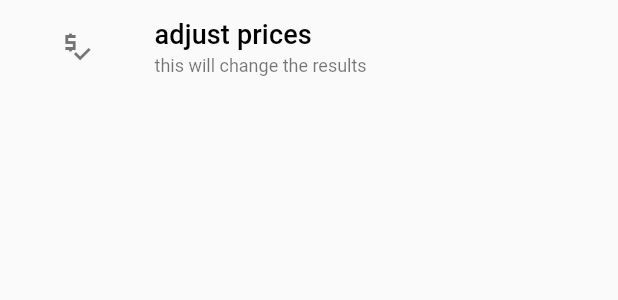
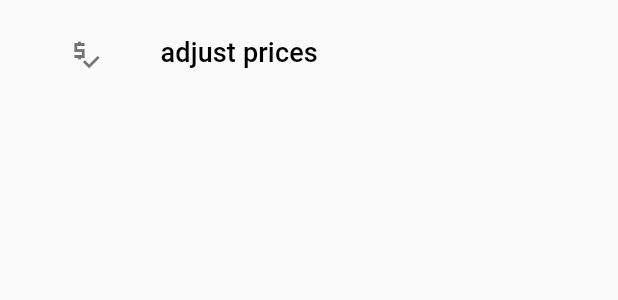
Before and after one commit to IVIrHAHA1/SimpleWindowCalculator, a Flutter app: the ExpandableListTile widget shown alone on an empty page, opened directly, on a phone screen of 412 x 824 dp. Shown: the top 300 px of the screen. Run offline on Flutter 3.47's test engine with Material 2 defaults, Android fonts, the phone set to English and light mode, and no system bars; our stand-ins replace image_picker, shared_preferences, sqflite; missing offline and left inert: common_tools, flutter_picker; accounts and stored records are empty.

Commit message:
Settings: Settings formatting is good to go, just need to wire up currency symbol and about page

```diff
--- a/lib/Routes/SettingsRoute.dart
+++ b/lib/Routes/SettingsRoute.dart
@@ -79,32 +79,31 @@ class _SettingsPageState extends State<SettingsPage> {
             // adjusting prices
             ExpandableListTile(
               title: Text('adjust prices'),
-              subtitle: Text('this will change the results'),
               icon: Icon(
                 Icons.price_check_sharp,
                 color: Colors.black54,
               ),
-              embeddedChild: TechDetails(),
+              embeddedChild: Padding(
+                padding: const EdgeInsets.only(
+                  left: 24.0,
+                  right: 8.0,
+                ),
+                child: TechDetails(),
+              ),
             ),
 
             // change currency symbol
             ExpandableListTile(
               title: Text('change currency symbol'),
-              subtitle: Text('this will change the results'),
-              icon: Text(
-                '\$',
-                style: Theme.of(context).textTheme.headline5.copyWith(
+              icon: Icon(
+                Icons.money_rounded,
                 color: Colors.black54,
               ),
-              ),
               childHeight: 60,
-              embeddedChild: Container(
-                width: MediaQuery.of(context).size.width,
-                child: SingleChildScrollView(
+              embeddedChild: SingleChildScrollView(
                 child: Padding(
                   padding: const EdgeInsets.only(
-                      left: 32.0,
-                      top: 8.0,
+                    left: 24.0,
                     bottom: 8.0,
                     right: 8.0,
                   ),
@@ -113,7 +112,6 @@ class _SettingsPageState extends State<SettingsPage> {
                       title: 'Currency Symbol',
                       editable: true,
                       value: '\$',
-                      ),
                     ),
                   ),
                 ),
@@ -189,13 +187,15 @@ class _ExpandableListTileState extends State<ExpandableListTile> {
   @override
   Widget build(BuildContext context) {
     return Container(
-      padding: EdgeInsets.symmetric(vertical: 12.0),
+      padding: EdgeInsets.symmetric(vertical: 16.0),
       child: Column(
         children: [
           Flexible(
             flex: 0,
 
             /// Visual Tile
+            child: Padding(
+              padding: const EdgeInsets.all(8.0),
               child: InkWell(
                 onTap: () {
                   setState(() {
@@ -239,11 +239,12 @@ class _ExpandableListTileState extends State<ExpandableListTile> {
                 ),
               ),
             ),
+          ),
 
           /// Expanded to show embbeded child
           AnimatedContainer(
             height: expanded ? widget.childHeight : 0,
-            width: double.infinity,
+            width: MediaQuery.of(context).size.width,
             color: HexColors.fromHex('#FBFBFB'),
             duration: Duration(milliseconds: 300),
             child: widget.embeddedChild,
--- a/lib/widgets/TechDetails.dart
+++ b/lib/widgets/TechDetails.dart
@@ -16,8 +16,8 @@ class TechDetails extends StatelessWidget {
   @override
   Widget build(BuildContext context) {
     return Container(
-      padding: const EdgeInsets.symmetric(horizontal: 8.0),
       child: ListView.builder(
+        padding: const EdgeInsets.all(0),
         itemBuilder: (ctx, index) {
           return _MyListTile(
             setting: defaults.settingsList.values.toList()[index],
@@ -66,8 +66,8 @@ class __MyListTileState extends State<_MyListTile>
 
   @override
   Widget build(BuildContext context) {
-    TextStyle valueStyle = Theme.of(context).textTheme.headline6.copyWith(
-          color: Colors.black,
+    TextStyle valueStyle = Theme.of(context).textTheme.bodyText2.copyWith(
+          fontWeight: FontWeight.bold,
         );
     return Container(
       height: 50, // TODO: Adjust this
@@ -95,37 +95,10 @@ class __MyListTileState extends State<_MyListTile>
                           '${widget.setting.title}',
                           maxLines: 1,
                           overflow: TextOverflow.fade,
-                          style: Theme.of(context).textTheme.headline6.copyWith(
-                                fontSize: 14,
-                                color: Colors.black,
+                          style: Theme.of(context).textTheme.bodyText2.copyWith(
+                                fontWeight: FontWeight.bold,
                               ),
                         ),
-                      ),
-                    ],
-                  ),
-                ),
-                // Subtitle
-                Expanded(
-                  flex: 2,
-                  child: Row(
-                    crossAxisAlignment: CrossAxisAlignment.start,
-                    children: [
-                      Expanded(
-                        flex: 3,
-                        child: Container(),
-                      ),
-                      Expanded(
-                        flex: !popUpExpanded ? 5 : 3,
-                        child: widget.setting.subtitle != null
-                            ? Text(
-                                '${widget.setting.subtitle}',
-                                maxLines: 1,
-                                style: Theme.of(context)
-                                    .textTheme
-                                    .subtitle2
-                                    .copyWith(fontSize: 12),
-                              )
-                            : Container(),
                       ),
                     ],
                   ),
@@ -180,9 +153,7 @@ class __MyListTileState extends State<_MyListTile>
             '\$ ${tools.Format.format(widget.setting.value, 2)}',
             maxLines: 1,
             overflow: TextOverflow.fade,
-            style: Theme.of(context).textTheme.headline6.copyWith(
-                  color: Colors.black,
-                ),
+            style: valueStyle,
           );
         }
       },
```
Also changed, not shown: lib/widgets/PopUpTile.dart (+7 -15 lines). Lines whose indentation alone changed are shown as unchanged.
